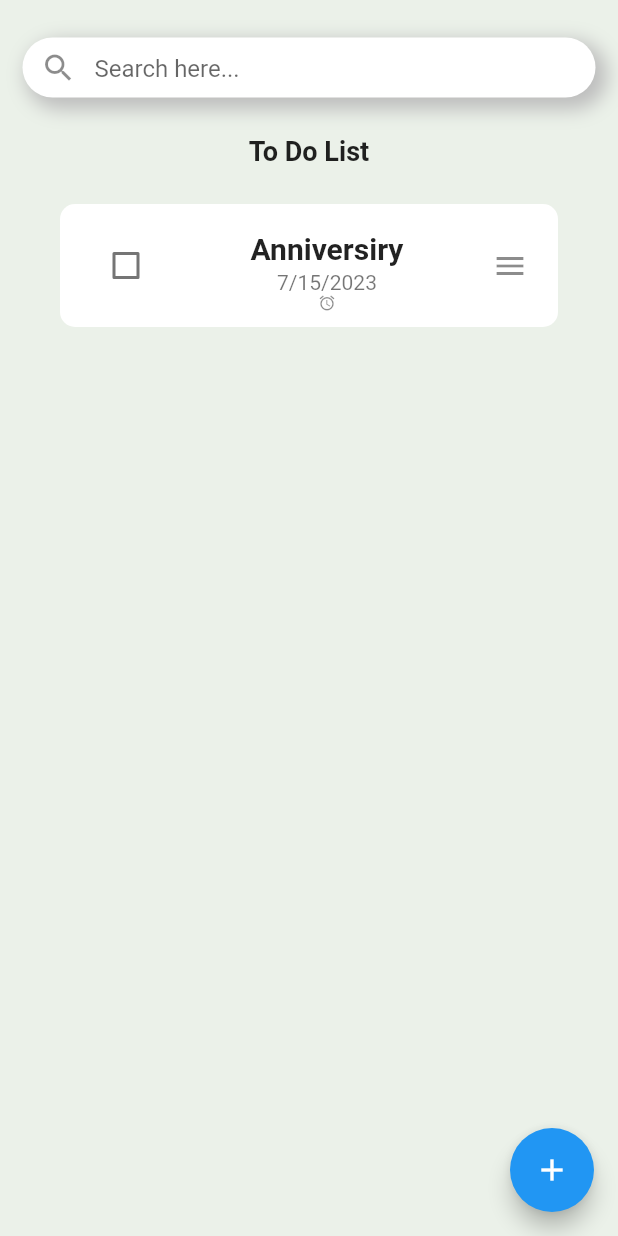
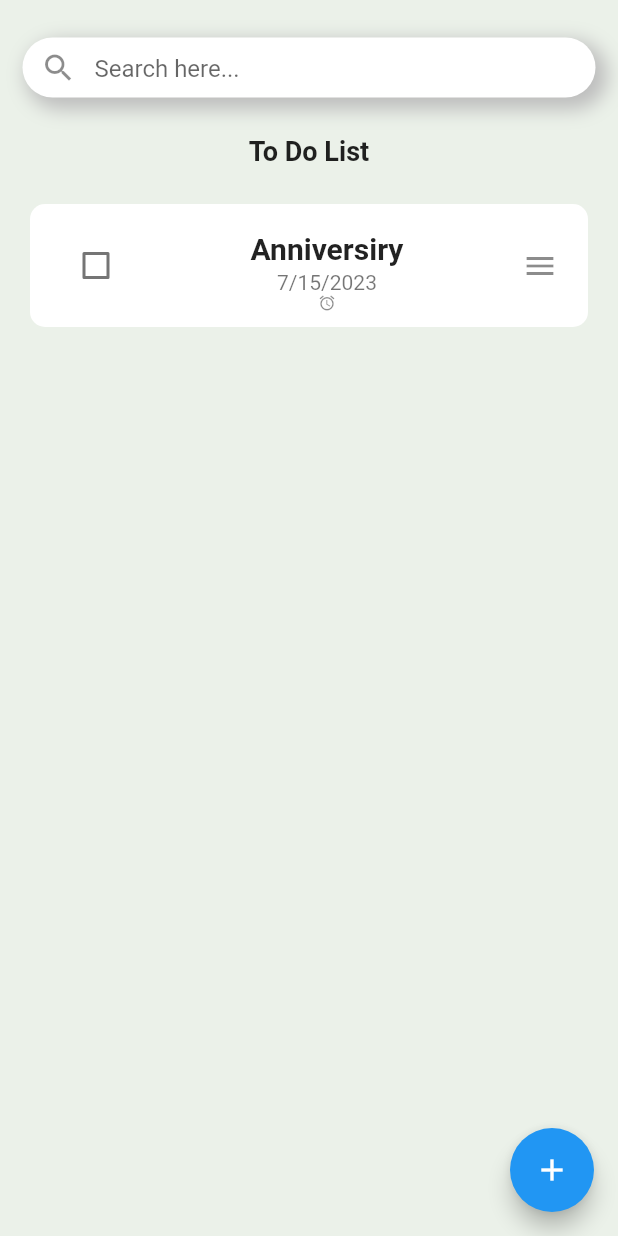
Before and after one commit to Pervaiz708/ToDo, a Flutter app: the screen it shows after launch, on a phone screen of 412 x 824 dp. Run offline on Flutter 3.47's test engine with Material 2 defaults, Android fonts, the phone set to English and light mode, and no system bars.

Commit message:
remove some bugs

```diff
--- a/lib/todo_homepage.dart
+++ b/lib/todo_homepage.dart
@@ -35,10 +35,11 @@ class _ToDoHomePageState extends State<ToDoHomePage> {
     setState(() => _ToDoTask.add(task));
   }
 
-  void onRemoveTask(ToDoData task){
+  void _onRemoveTask(ToDoData task){
     setState(() {
       _ToDoTask.remove(task);
     });
+
   }
   @override
   Widget build(BuildContext context) {
@@ -71,10 +72,10 @@ class _ToDoHomePageState extends State<ToDoHomePage> {
           ),
           Expanded(
             child: Container(
-                margin: const EdgeInsets.symmetric(horizontal: 40, vertical: 15),
+                margin: const EdgeInsets.symmetric(horizontal: 20, vertical: 15),
                 decoration:
                     BoxDecoration(borderRadius: BorderRadius.circular(40)),
-                child: ToDoList(task: _ToDoTask,)),
+                child: ToDoList(tasks: _ToDoTask, OnRemovetask: _onRemoveTask)),
           )
         ]),
         floatingActionButton: FloatingActionButton(
--- a/lib/widgets/todo/todo_list.dart
+++ b/lib/widgets/todo/todo_list.dart
@@ -1,28 +1,32 @@
 import 'package:flutter/material.dart';
 import 'package:todo_app/model/todo_data.dart';
 import 'package:todo_app/widgets/todo/todo_tile.dart';
-import 'package:todo_app/todo_homepage.dart';
 
 class ToDoList extends StatelessWidget {
-  const ToDoList({required this.task, super.key});
+  const ToDoList({
+    required this.tasks,
+    // ignore: non_constant_identifier_names
+    required this.OnRemovetask,
+    super.key});
 
-  final List<ToDoData> task;
+  final List<ToDoData> tasks;
+
+  // ignore: non_constant_identifier_names
+  final void Function(ToDoData task) OnRemovetask;
 
   @override
   Widget build(BuildContext context) {
     return ListView.builder(
-      itemCount: task.length,
-      itemBuilder: (ctx, index)=>
-        Dismissible(
-          background: Container(
-            color: Colors.redAccent,
-          ),
-          key: ValueKey(task[index]),
-          onDismissed: (direction) {
-            onRemoveTask(task[index]);
-          },
-
-          child: ToDoItem(task:task[index]))
-      );
+        physics: const AlwaysScrollableScrollPhysics(),
+        itemCount: tasks.length,
+        itemBuilder: (ctx, index) => Dismissible(
+            background: Container(
+              color: Colors.redAccent,
+            ),
+            key: ValueKey(tasks[index]),
+            onDismissed: (direction) {
+              OnRemovetask(tasks[index]);
+            },
+            child: ToDoItem(task: tasks[index])));
   }
 }
```
